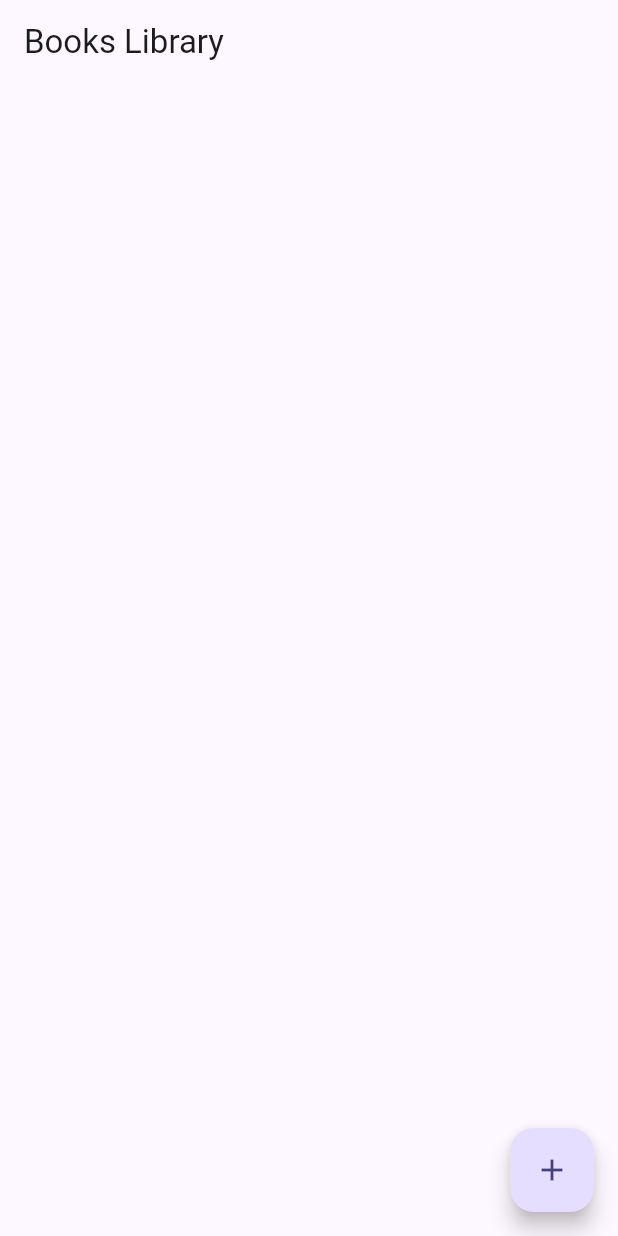
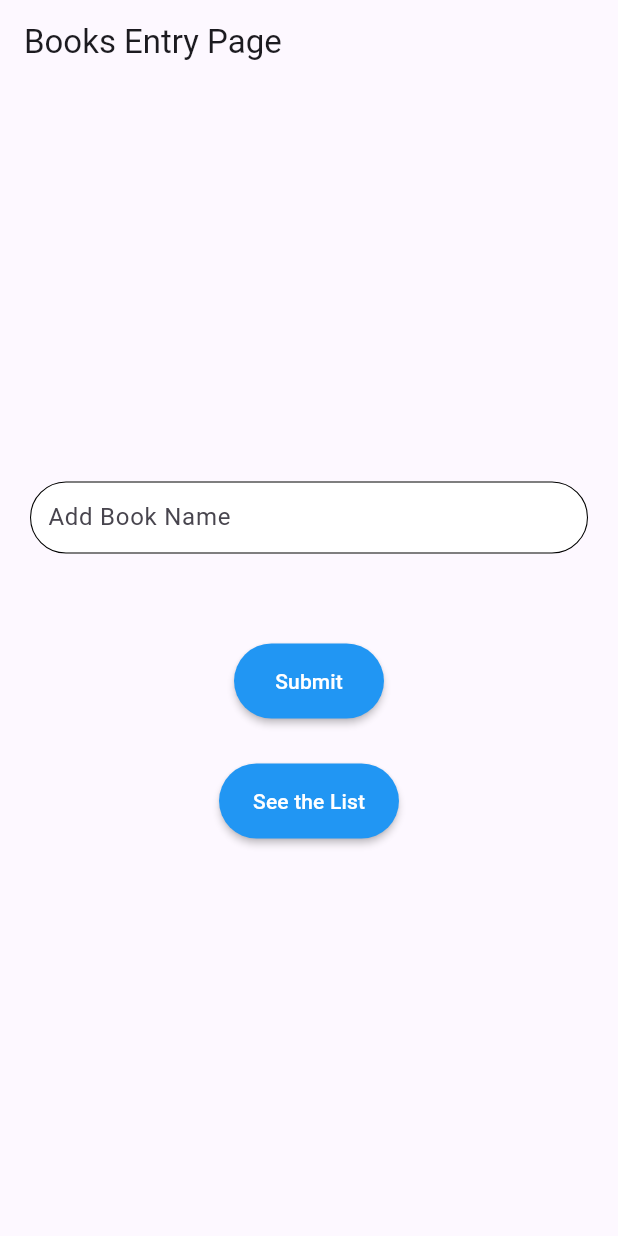
Before and after one commit to cs3991/sembast-test, a Flutter app: the screen it shows after launch, on a phone screen of 412 x 824 dp. Run offline on Flutter 3.47's test engine with Material 2 defaults, Android fonts, the phone set to English and light mode, and no system bars; our stand-ins replace bloc, flutter_bloc, sembast.

Commit message:
add HomePageBis

```diff
--- /dev/null
+++ b/lib/book_list.dart
@@ -0,0 +1,45 @@
+import 'package:flutter/material.dart';
+import 'package:flutter_bloc/flutter_bloc.dart';
+
+import 'book.dart';
+import 'book_cubit.dart';
+
+class BookListView extends StatelessWidget {
+  const BookListView(BuildContext context, {Key? key}) : super(key: key);
+
+  @override
+  Widget build(BuildContext context) {
+    return Scaffold(
+      appBar: AppBar(
+        title: const Text('Books Library'),
+      ),
+      body: BlocBuilder<BookCubit, List<Book>>(
+        builder: (BuildContext context, List<Book> bookList) {
+          return ListView.builder(
+            itemCount: bookList.length,
+            itemBuilder: (BuildContext context, int index) {
+              final book = bookList[index];
+              return ListTile(
+                title: Text(book.title),
+                subtitle: Text(book.id.toString()),
+                trailing: IconButton(
+                  icon: Icon(Icons.delete),
+                  onPressed: () =>
+                      BlocProvider.of<BookCubit>(context).deleteBook(book),
+                ),
+              );
+            },
+          );
+        },
+      ),
+      floatingActionButton: FloatingActionButton(
+        child: const Icon(Icons.add),
+        onPressed: () => BlocProvider.of<BookCubit>(context).insertBook(
+          Book(
+            title: 'New Book',
+          ),
+        ),
+      ),
+    );
+  }
+}
--- /dev/null
+++ b/lib/home_page.dart
@@ -0,0 +1,108 @@
+import 'package:flutter/material.dart';
+import 'package:flutter_bloc/flutter_bloc.dart';
+
+import 'book.dart';
+import 'book_cubit.dart';
+import 'book_list.dart';
+
+class HomePageBis extends StatelessWidget {
+  HomePageBis({Key? key}) : super(key: key);
+
+  TextEditingController nameController = TextEditingController();
+
+  @override
+  Widget build(BuildContext context) {
+    return Scaffold(
+      appBar: AppBar(
+        title: Text("Books Entry Page"),
+      ),
+      body: Container(
+        margin: EdgeInsets.only(left: 20, right: 20),
+        child: Column(
+          mainAxisAlignment: MainAxisAlignment.center,
+          children: [
+            TextFormField(
+              controller: nameController,
+              textAlign: TextAlign.start,
+              onFieldSubmitted: (val) {},
+              style: TextStyle(),
+              decoration: InputDecoration(
+                fillColor: Colors.white,
+                filled: true,
+                hintText: "Add Book Name",
+                labelStyle: TextStyle(
+                  fontSize: 17,
+                ),
+                contentPadding: EdgeInsets.all(8),
+                border: OutlineInputBorder(
+                  borderRadius: BorderRadius.circular(30),
+                  borderSide: BorderSide(width: 0.7),
+                ),
+                focusedBorder: OutlineInputBorder(
+                  borderRadius: BorderRadius.circular(30),
+                  borderSide: BorderSide(width: 0.7),
+                ),
+                enabledBorder: OutlineInputBorder(
+                  borderRadius: BorderRadius.circular(30),
+                  borderSide: BorderSide(width: 0.7),
+                ),
+              ),
+            ),
+            SizedBox(
+              height: 30,
+            ),
+            SizedBox(
+              height: 30,
+            ),
+            Container(
+              width: 100,
+              height: 50,
+              child: RaisedButton(
+                onPressed: () {
+                  BlocProvider.of<BookCubit>(context)
+                      .insertBook(Book(title: nameController.text));
+                  nameController.clear();
+                },
+                color: Colors.blue,
+                child: Text(
+                  "Submit",
+                  style: TextStyle(color: Colors.white),
+                ),
+                shape: RoundedRectangleBorder(
+                    borderRadius: BorderRadius.circular(50)),
+              ),
+            ),
+            SizedBox(
+              height: 30,
+            ),
+            Container(
+              width: 120,
+              height: 50,
+              child: RaisedButton(
+                onPressed: () {
+                  var cubit = context.read<BookCubit>();
+                  Navigator.push(
+                    context,
+                    MaterialPageRoute(
+                      builder: (context) => BlocProvider.value(
+                        value: cubit,
+                        child: BookListView(context),
+                      ),
+                    ),
+                  );
+                },
+                shape: RoundedRectangleBorder(
+                    borderRadius: BorderRadius.circular(50)),
+                color: Colors.blue,
+                child: Text(
+                  "See the List",
+                  style: TextStyle(color: Colors.white),
+                ),
+              ),
+            )
+          ],
+        ),
+      ),
+    );
+  }
+}
--- a/lib/main.dart
+++ b/lib/main.dart
@@ -1,6 +1,7 @@
 import 'package:flutter/material.dart';
 import 'package:flutter_bloc/flutter_bloc.dart';
 import 'package:test_flutter/book_cubit.dart';
+import 'package:test_flutter/home_page.dart';
 
 import 'book.dart';
 
@@ -21,48 +22,8 @@ class MyApp extends StatelessWidget {
       ),
       home: BlocProvider(
         create: (BuildContext context) => BookCubit(),
-        child: const BookListView(),
+        child: HomePageBis(),
       ),
     );
   }
 }
-
-class BookListView extends StatelessWidget {
-  const BookListView({Key? key}) : super(key: key);
-
-  @override
-  Widget build(BuildContext context) {
-    return Scaffold(
-      appBar: AppBar(
-        title: const Text('Books Library'),
-      ),
-      body: BlocBuilder<BookCubit, List<Book>>(
-        builder: (BuildContext context, List<Book> bookList) {
-          return ListView.builder(
-            itemCount: bookList.length,
-            itemBuilder: (BuildContext context, int index) {
-              final book = bookList[index];
-              return ListTile(
-                title: Text(book.title),
-                subtitle: Text(book.id.toString()),
-                trailing: IconButton(
-                  icon: Icon(Icons.delete),
-                  onPressed: () => BlocProvider.of<BookCubit>(context)
-                      .deleteBook(book),
-                ),
-              );
-            },
-          );
-        },
-      ),
-      floatingActionButton: FloatingActionButton(
-        child: const Icon(Icons.add),
-        onPressed: () => BlocProvider.of<BookCubit>(context).insertBook(
-          Book(
-            title: 'New Book',
-          ),
-        ),
-      ),
-    );
-  }
-}
```
